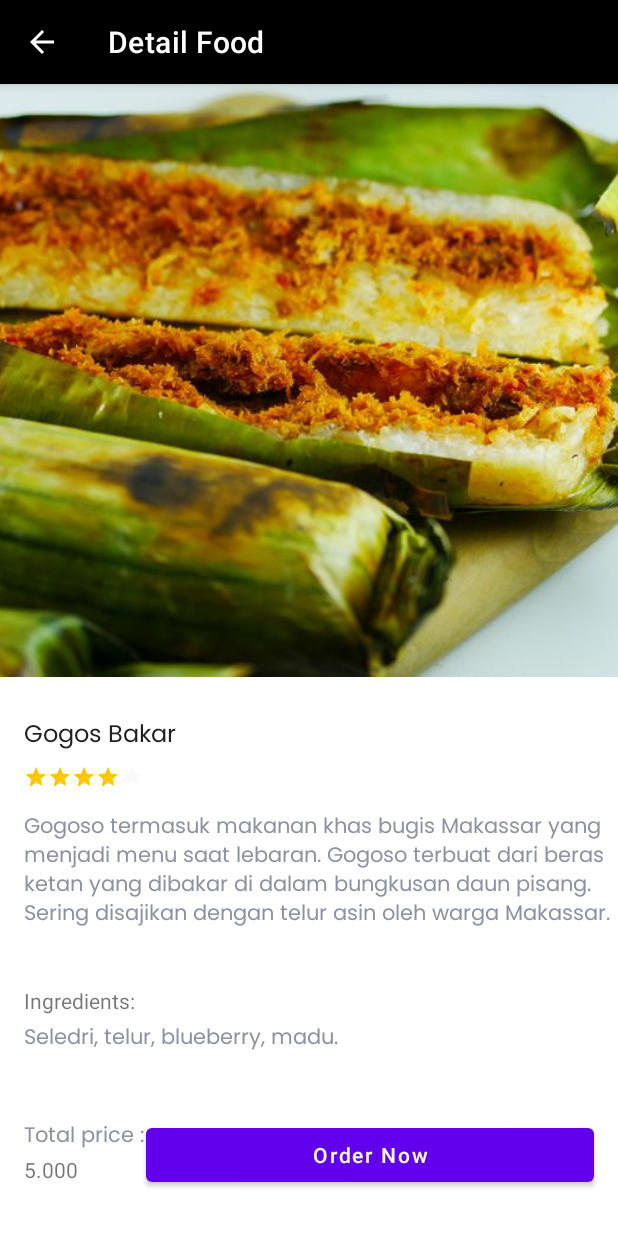
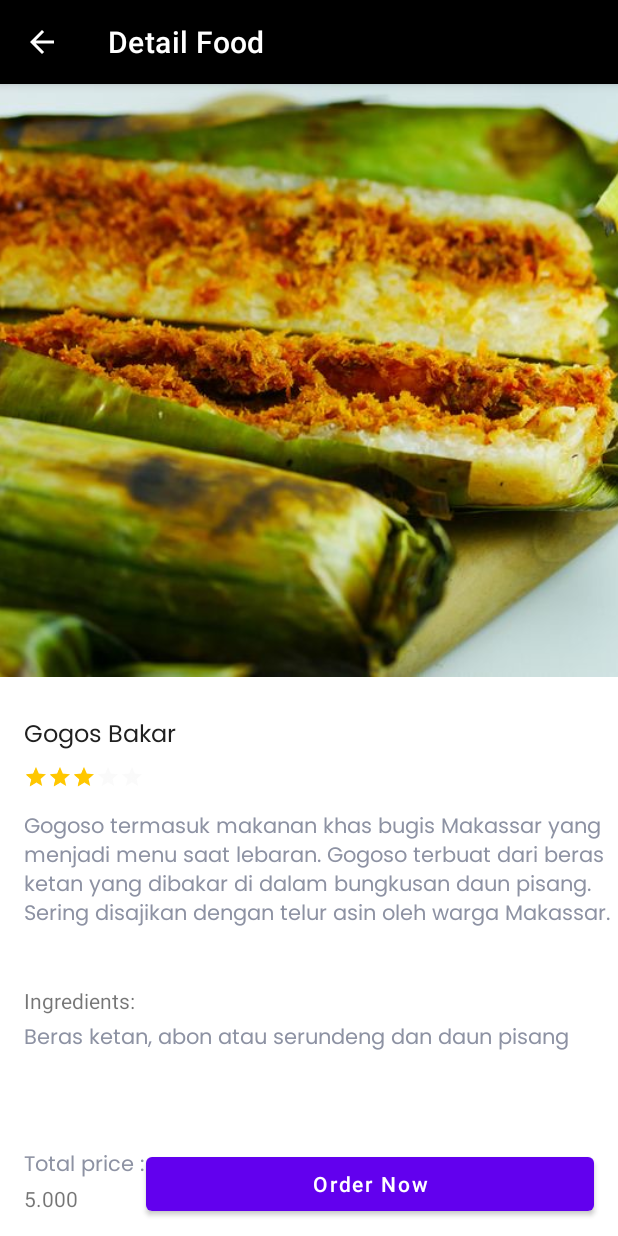
Before and after one commit to HarizahSyawal/DicodingSubmissionAndroid, an Android app: the screen it shows after launch (DetailFoodActivity), after a tap on "Gogos Bakar", on a phone screen of 412 x 824 dp. Run offline under Robolectric (Android 15) with nearby library versions, the phone set to English and light mode, and no system bars; 3 other taps on this screen came first.

Commit message:
Fix Ingredients and RatingBar

```diff
--- a/app/src/main/java/com/example/submissionapp/DetailFoodActivity.java
+++ b/app/src/main/java/com/example/submissionapp/DetailFoodActivity.java
@@ -5,10 +5,13 @@ import androidx.appcompat.app.AppCompatActivity;
 import android.graphics.drawable.ColorDrawable;
 import android.os.Bundle;
 import android.widget.ImageView;
+import android.widget.RatingBar;
 import android.widget.TextView;
 
 import com.bumptech.glide.Glide;
 import com.example.submissionapp.model.Foods;
+
+import org.w3c.dom.Text;
 
 public class DetailFoodActivity extends AppCompatActivity {
     public static final String ITEM_EXTRA = "item_extra";
@@ -24,6 +27,8 @@ public class DetailFoodActivity extends AppCompatActivity {
         TextView tvFoodName = findViewById(R.id.tvTitle);
         TextView tvFoodDesc = findViewById(R.id.tvDesc);
         TextView tvTotal = findViewById(R.id.tvTotal);
+        TextView tvIngredient = findViewById(R.id.tvIngredients);
+        RatingBar rbFood = findViewById(R.id.ratingBar);
 
         Foods foods = getIntent().getParcelableExtra(ITEM_EXTRA);
         if(foods != null){
@@ -33,6 +38,9 @@ public class DetailFoodActivity extends AppCompatActivity {
             tvFoodName.setText(foods.getName());
             tvFoodDesc.setText(foods.getDetail());
             tvTotal.setText(foods.getPrice());
+            tvIngredient.setText(foods.getIngredient());
+            rbFood.setRating(foods.getRating());
+
         }
         if(getSupportActionBar() != null){
             getSupportActionBar().setTitle("Detail Food");
--- a/app/src/main/java/com/example/submissionapp/ListFoodAdapter.java
+++ b/app/src/main/java/com/example/submissionapp/ListFoodAdapter.java
@@ -68,7 +68,6 @@ public class ListFoodAdapter extends RecyclerView.Adapter<ListFoodAdapter.ListVi
     class ListViewHolder extends RecyclerView.ViewHolder {
         ImageView imgPhoto;
         TextView tvName;
-        TextView tvDetail;
         TextView tvPrice;
         RatingBar rbFood;
         ListViewHolder(View itemview){
@@ -76,7 +75,6 @@ public class ListFoodAdapter extends RecyclerView.Adapter<ListFoodAdapter.ListVi
             imgPhoto = itemview.findViewById(R.id.ivPoster);
             tvName = itemview.findViewById(R.id.tvTitle);
             tvPrice = itemview.findViewById(R.id.tvPrice);
-//            tvDetail = itemview.findViewById(R.id.);
             rbFood = itemview.findViewById(R.id.rbFood);
         }
     }
--- a/app/src/main/java/com/example/submissionapp/MainActivity.java
+++ b/app/src/main/java/com/example/submissionapp/MainActivity.java
@@ -22,7 +22,7 @@ import java.util.TimerTask;
 
 public class MainActivity extends AppCompatActivity {
 
-    private RecyclerView rvNews;
+    private RecyclerView rvFoods;
     private ArrayList<Foods> list = new ArrayList<>();
 
     private ViewPager2 viewPager;
@@ -40,8 +40,8 @@ public class MainActivity extends AppCompatActivity {
 
         ImageButton imageButton = findViewById(R.id.profile);
 
-        rvNews = findViewById(R.id.rv_foods);
-        rvNews.setHasFixedSize(true);
+        rvFoods = findViewById(R.id.rv_foods);
+        rvFoods.setHasFixedSize(true);
 
         list.addAll(FoodsData.getListData());
         showRecyclerList();
@@ -119,9 +119,9 @@ public class MainActivity extends AppCompatActivity {
     }
 
     private void showRecyclerList() {
-        rvNews.setLayoutManager(new LinearLayoutManager(this));
+        rvFoods.setLayoutManager(new LinearLayoutManager(this));
         ListFoodAdapter listFoodAdapter = new ListFoodAdapter(list);
-        rvNews.setAdapter(listFoodAdapter);
+        rvFoods.setAdapter(listFoodAdapter);
 
         listFoodAdapter.setOnItemClickCallback(new ListFoodAdapter.OnItemClickCallback(){
             @Override
--- a/app/src/main/java/com/example/submissionapp/data/FoodsData.java
+++ b/app/src/main/java/com/example/submissionapp/data/FoodsData.java
@@ -4,6 +4,7 @@ import com.example.submissionapp.R;
 import com.example.submissionapp.model.Foods;
 
 import java.util.ArrayList;
+import java.util.Locale;
 
 public class FoodsData {
     private static String [] foodTitle = {
@@ -62,6 +63,22 @@ public class FoodsData {
             R.drawable.food10,
     };
 
+    private static String [] foodIngredient = {
+            "Daging sapi, dan rempah yang khas\n",
+            "Pisang, dan topping yang manis\n",
+            "Beras ketan, abon atau serundeng dan daun pisang\n",
+            "Iga sapi, bumbu kacang dan kuah sup kaldu yang khas\n",
+            "Sagu, kacang, sayuran dan ikan\n",
+            "Beras dan daun pisang.\n",
+            "Ketan dan gula merah\n",
+            "Wortel, tauge, soun atau bihun dan telur\n",
+            "Pisang, pandan, santan dan sirup\n",
+            "Pisang yang dimatangkan dan daun pisang"
+
+
+
+    };
+
     private static float [] foodRating = {
             5f,
             4f,
@@ -72,7 +89,7 @@ public class FoodsData {
             4f,
             3f,
             4f,
-            5f
+            5f,
     };
 
     public static ArrayList<Foods> getListData(){
@@ -83,6 +100,7 @@ public class FoodsData {
             foods.setName(foodTitle[position]);
             foods.setDetail(foodDetail[position]);
             foods.setPhoto(foodImage[position]);
+            foods.setIngredient(foodIngredient[position]);
             foods.setRating(foodRating[position]);
             list.add(foods);
         }
--- a/app/src/main/java/com/example/submissionapp/model/Foods.java
+++ b/app/src/main/java/com/example/submissionapp/model/Foods.java
@@ -10,6 +10,7 @@ public class Foods implements Parcelable {
     private String detail;
     private String price;
     private int photo;
+    private String ingredient;
     private float rating = 0f;
 
     public Foods(){
@@ -21,6 +22,8 @@ public class Foods implements Parcelable {
         detail = in.readString();
         price = in.readString();
         photo = in.readInt();
+        ingredient = in.readString();
+        rating = in.readFloat();
     }
 
     public static final Creator<Foods> CREATOR = new Creator<Foods>() {
@@ -67,6 +70,21 @@ public class Foods implements Parcelable {
         this.photo = photo;
     }
 
+    public String getIngredient() {
+        return ingredient;
+    }
+
+    public void setIngredient(String ingredient) {
+        this.ingredient = ingredient;
+    }
+    public float getRating() {
+        return rating;
+    }
+
+    public void setRating(float rating) {
+        this.rating = rating;
+    }
+
     @Override
     public int describeContents() {
         return 0;
@@ -78,14 +96,8 @@ public class Foods implements Parcelable {
         parcel.writeString(detail);
         parcel.writeString(price);
         parcel.writeInt(photo);
+        parcel.writeString(ingredient);
         parcel.writeFloat(rating);
     }
 
-    public float getRating() {
-        return rating;
-    }
-
-    public void setRating(float rating) {
-        this.rating = rating;
-    }
 }
```
